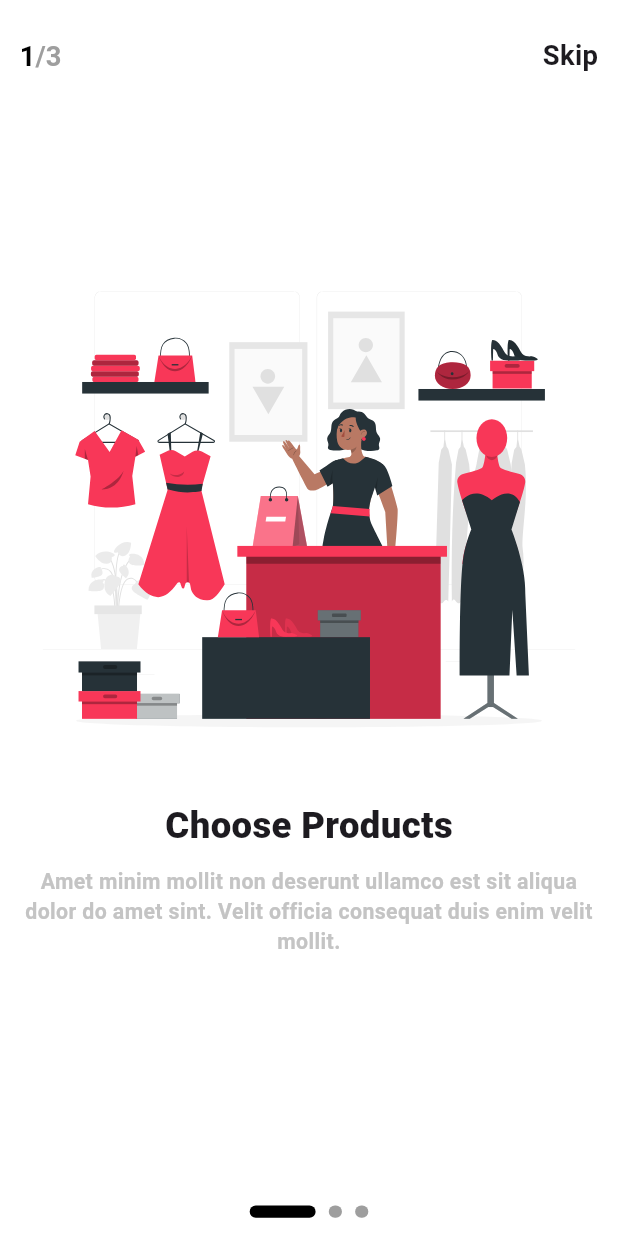
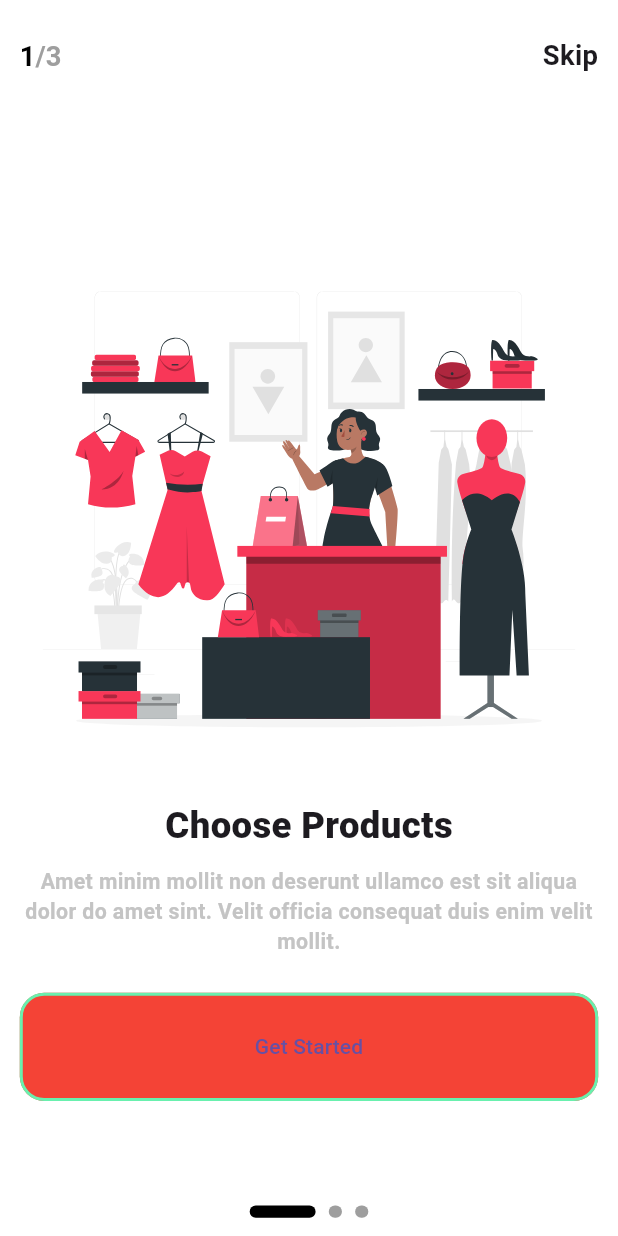
Before and after one commit to mostafaramadanhamed/etea, a Flutter app: the screen it shows after launch, on a phone screen of 412 x 824 dp. Run offline on Flutter 3.47's test engine with Material 3 defaults, Android fonts, the phone set to English and light mode, and no system bars; our stand-ins replace flutter_screenutil, flutter_secure_storage, flutter_svg, shared_preferences.

Commit message:
- navigate to login screen

```diff
--- a/lib/core/routing/app_router.dart
+++ b/lib/core/routing/app_router.dart
@@ -1,3 +1,4 @@
+import 'package:etea/features/auth/ui/login/login_screen.dart';
 import 'package:etea/features/onboarding/ui/onboarding_screen.dart';
 import 'package:flutter/material.dart';
 
@@ -10,7 +11,7 @@ class AppRouter{
       case Routes.onboarding:
         return MaterialPageRoute(builder: (context) => const OnboardingScreen());
      case Routes.login:
-       return MaterialPageRoute(builder: (context) => const Placeholder());
+       return MaterialPageRoute(builder: (context) => const LoginScreen());
 
      case Routes.signUp:
        return MaterialPageRoute(builder: (context) => const Placeholder());
--- a/lib/features/onboarding/ui/onboarding_screen.dart
+++ b/lib/features/onboarding/ui/onboarding_screen.dart
@@ -1,5 +1,8 @@
 import 'package:etea/core/helper/spacing_extension.dart';
+import 'package:etea/core/routing/navigation_extension.dart';
+import 'package:etea/core/routing/routes.dart';
 import 'package:etea/core/theme/text_styles.dart';
+import 'package:etea/core/widgets/app_text_button.dart';
 import 'package:etea/features/onboarding/data/onboarding_data.dart';
 import 'package:flutter/material.dart';
 import 'package:flutter_screenutil/flutter_screenutil.dart';
@@ -38,9 +41,16 @@ class OnboardingScreen extends StatelessWidget {
                 style: TextStyles.font14LightGreySemiBold,
                 textAlign: TextAlign.center,
               ),
+              24.ph,
+              AppTextButton(buttonText: 'Get Started', onPressed: () {
+                if (index == sliders.length - 1) {
+                 context.pushReplacementNamed(Routes.login);
+                }
+              }),
               const Spacer(),
               BuildDot(index: index),
               12.ph,
+
             ],
           ),
         );
--- a/lib/features/onboarding/ui/widgets/build_top_bar.dart
+++ b/lib/features/onboarding/ui/widgets/build_top_bar.dart
@@ -1,5 +1,7 @@
 
 
+import 'package:etea/core/routing/navigation_extension.dart';
+import 'package:etea/core/routing/routes.dart';
 import 'package:flutter/material.dart';
 
 import '../../../../core/theme/text_styles.dart';
@@ -28,7 +30,7 @@ class BuildTopBar extends StatelessWidget {
         const Spacer(),
         GestureDetector(
           onTap: () {
-            /// todo: navigate to login screen
+           context.pushReplacementNamed(Routes.login);
           },
           child: Text(
             'Skip',
```
